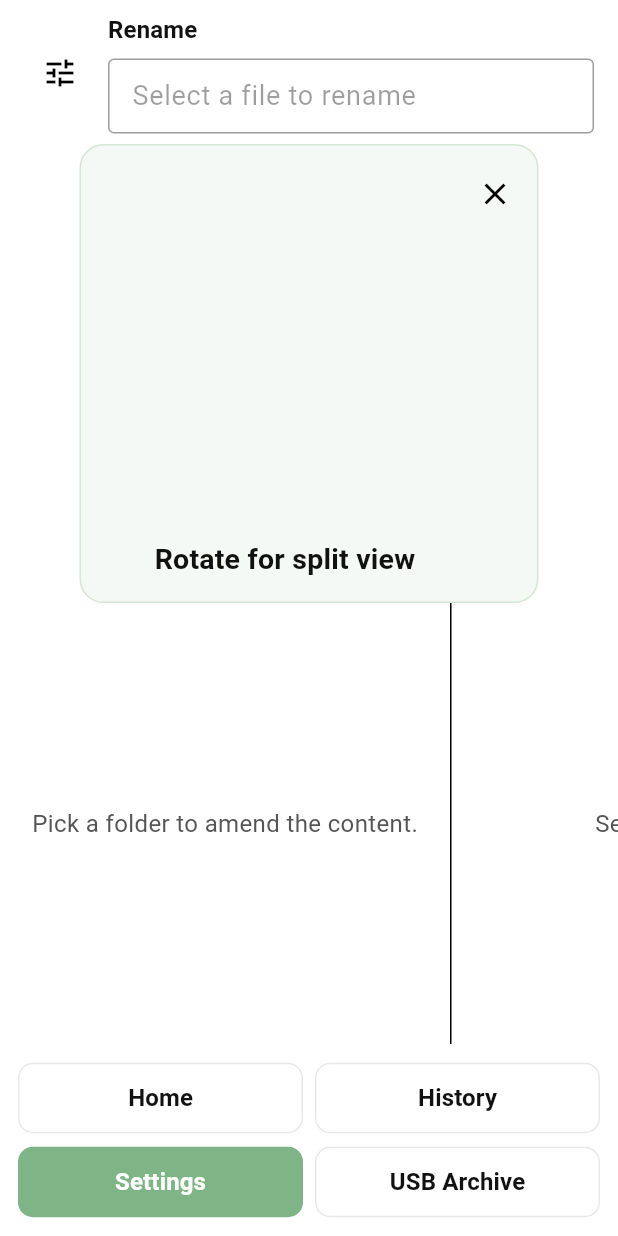
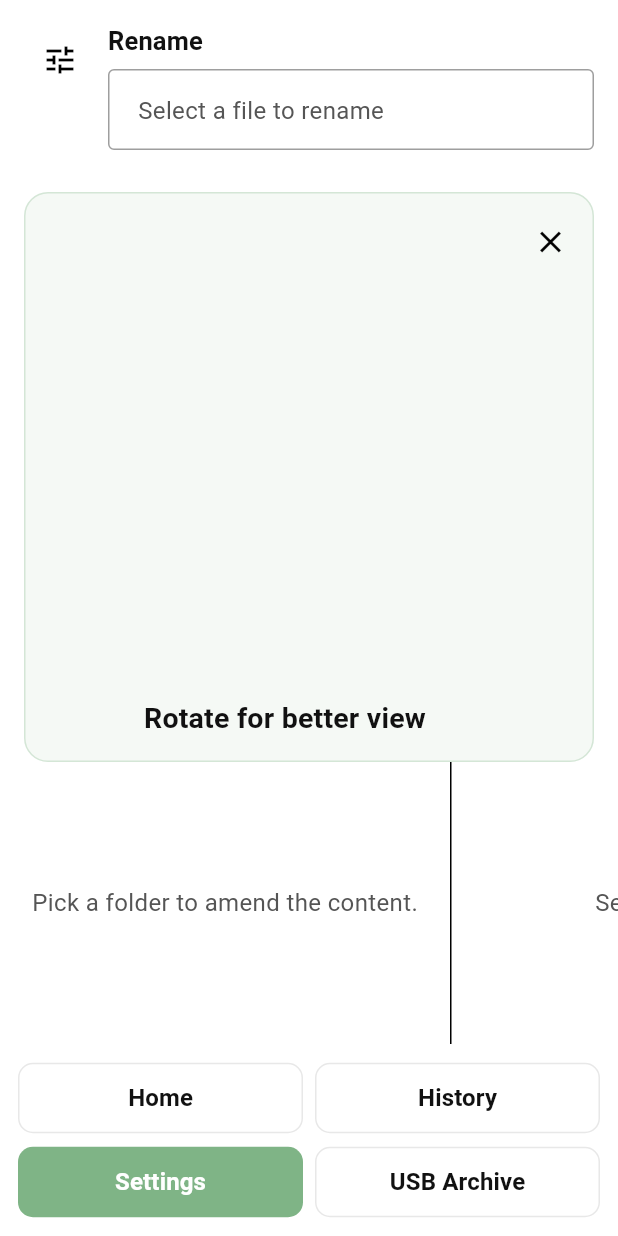
Before and after one commit to apply4funla-del/App, a Flutter app: the FileExplorerScreen screen opened by its route, on a phone screen of 412 x 824 dp. Run offline on Flutter 3.47's test engine with Material 3 defaults, Android fonts, the phone set to English and light mode, and no system bars; our stand-ins replace audioplayers, file_picker, google_fonts, lottie, permission_handler, shared_preferences and 1 more; missing offline and left inert: syncfusion_flutter_pdfviewer, video_thumbnail; accounts and stored records are empty; project files that could hold a hidden picture were left out.

```diff
--- a/file_tidy_app/lib/app/app_router.dart
+++ b/file_tidy_app/lib/app/app_router.dart
@@ -1,6 +1,7 @@
 import 'package:file_tidy_app/core/models/explorer_launch_config.dart';
 import 'package:file_tidy_app/core/models/file_item.dart';
 import 'package:file_tidy_app/core/models/rename_operation_mode.dart';
+import 'package:file_tidy_app/features/auth/presentation/auth_entry_screen.dart';
 import 'package:file_tidy_app/features/auth/presentation/sign_in_screen.dart';
 import 'package:file_tidy_app/features/connectors/presentation/connector_picker_screen.dart';
 import 'package:file_tidy_app/features/file_browser/presentation/file_explorer_screen.dart';
@@ -54,7 +55,7 @@ class AppRouter {
         final initialCreateAccount = settings.arguments is bool ? settings.arguments as bool : false;
         return _material(SignInScreen(initialCreateAccount: initialCreateAccount));
       case AppRoutes.signUp:
-        return _material(const SignInScreen(initialCreateAccount: true));
+        return _material(const AuthEntryScreen());
       case AppRoutes.connectorPicker:
         return _material(const ConnectorPickerScreen());
       case AppRoutes.method:
--- a/file_tidy_app/lib/design_system/tokens/app_colors.dart
+++ b/file_tidy_app/lib/design_system/tokens/app_colors.dart
@@ -12,6 +12,6 @@ class AppColors {
   static const Color accentBlue = Color(0xFF72C8F2);
   static const Color border = Color(0xFFE8E8E8);
   static const Color warning = Color(0xFFCE7A12);
-  static const Color authBackground = Color(0xFF5B8057);
+  static const Color authBackground = bg;
   static const Color link = Color(0xFF6D71D8);
 }
--- a/file_tidy_app/lib/features/file_browser/presentation/file_explorer_screen.dart
+++ b/file_tidy_app/lib/features/file_browser/presentation/file_explorer_screen.dart
@@ -854,15 +854,16 @@ class _FileExplorerScreenState extends State<FileExplorerScreen> {
 
   PreferredSizeWidget? _buildRenameAppBarBottom() {
     return PreferredSize(
-      preferredSize: const Size.fromHeight(84),
+      preferredSize: const Size.fromHeight(112),
       child: Padding(
         padding: const EdgeInsets.fromLTRB(
           AppSpacing.md,
-          AppSpacing.xs,
+          AppSpacing.sm,
           AppSpacing.md,
-          AppSpacing.xs,
+          AppSpacing.sm,
         ),
         child: Row(
+          crossAxisAlignment: CrossAxisAlignment.start,
           children: [
             IconButton(
               icon: Icon(
@@ -915,7 +916,7 @@ class _FileExplorerScreenState extends State<FileExplorerScreen> {
       crossAxisAlignment: CrossAxisAlignment.start,
       mainAxisSize: MainAxisSize.min,
       children: [
-        Text(label, style: Theme.of(context).textTheme.labelLarge),
+        Text(label, style: Theme.of(context).textTheme.titleSmall),
         const SizedBox(height: AppSpacing.xs),
         Row(
           crossAxisAlignment: CrossAxisAlignment.center,
@@ -927,16 +928,16 @@ class _FileExplorerScreenState extends State<FileExplorerScreen> {
                 textInputAction: TextInputAction.done,
                 onSubmitted: (_) => _commitInlineRename(),
                 enabled: canRename && !_renameApplying,
+                style: Theme.of(context).textTheme.bodyLarge,
                 decoration: InputDecoration(
-                  border: OutlineInputBorder(),
+                  border: const OutlineInputBorder(),
                   hintText: canRename ? 'Enter file name' : 'Select a file to rename',
-                  isDense: compact,
-                  contentPadding: compact
-                      ? const EdgeInsets.symmetric(
-                          horizontal: AppSpacing.sm,
-                          vertical: AppSpacing.sm,
-                        )
-                      : null,
+                  hintStyle: Theme.of(context).textTheme.bodyMedium,
+                  isDense: false,
+                  contentPadding: const EdgeInsets.symmetric(
+                    horizontal: AppSpacing.md,
+                    vertical: 14,
+                  ),
                 ),
               ),
             ),
--- a/file_tidy_app/lib/features/file_browser/presentation/widgets/explorer_orientation_hint.dart
+++ b/file_tidy_app/lib/features/file_browser/presentation/widgets/explorer_orientation_hint.dart
@@ -23,7 +23,7 @@ class ExplorerOrientationHint extends StatelessWidget {
       child: Container(
         margin: const EdgeInsets.fromLTRB(
           AppSpacing.md,
-          AppSpacing.sm,
+          AppSpacing.md,
           AppSpacing.md,
           0,
         ),
@@ -43,17 +43,23 @@ class ExplorerOrientationHint extends StatelessWidget {
                 mainAxisSize: MainAxisSize.min,
                 children: [
                   SizedBox(
-                    width: 240,
-                    height: 240,
-                    child: Lottie.asset(
-                      _assetPath,
-                      repeat: true,
-                      fit: BoxFit.contain,
+                    width: double.infinity,
+                    child: FittedBox(
+                      fit: BoxFit.scaleDown,
+                      child: SizedBox(
+                        width: 384,
+                        height: 384,
+                        child: Lottie.asset(
+                          _assetPath,
+                          repeat: true,
+                          fit: BoxFit.contain,
+                        ),
+                      ),
                     ),
                   ),
                   const SizedBox(height: AppSpacing.xs),
                   Text(
-                    'Rotate for split view',
+                    'Rotate for better view',
                     textAlign: TextAlign.center,
                     style: theme.textTheme.titleMedium,
                   ),
```
Also changed, not shown: 1 other file.
